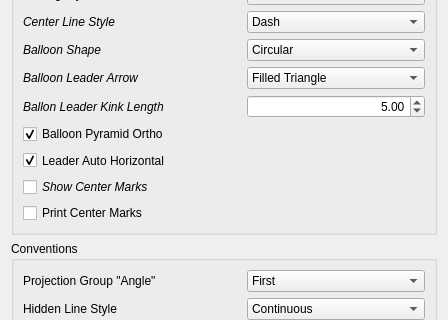
berndhahnebach/All_FreeCAD, file src/Mod/TechDraw/Gui/DlgPrefsTechDraw3.ui: the form before one commit; both pictures show x 0 to 448 and y 431 to 751 of the 448 by 1152 pixel window.
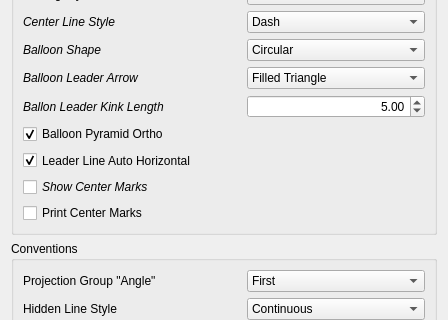
The form after the commit. Icons and pictures are not drawn. Custom widgets are drawn as their Qt base class.

Commit message:
[TD] LeadlerLine dialog beautifications
(add tooltips, use a display widget)

see https://forum.freecadweb.org/viewtopic.php?f=35&t=43360&p=369885#p369885

Diff of the .ui file:
```diff
--- a/src/Mod/TechDraw/Gui/DlgPrefsTechDraw3.ui
+++ b/src/Mod/TechDraw/Gui/DlgPrefsTechDraw3.ui
@@ -541,7 +541,7 @@
            </sizepolicy>
           </property>
           <property name="text">
-           <string>Leader Auto Horizontal</string>
+           <string>Leader Line Auto Horizontal</string>
           </property>
           <property name="checked">
            <bool>true</bool>
```
Left out of the diff: 3 changed lines with no effect on the pictures. The commit also changes 3 other files.
